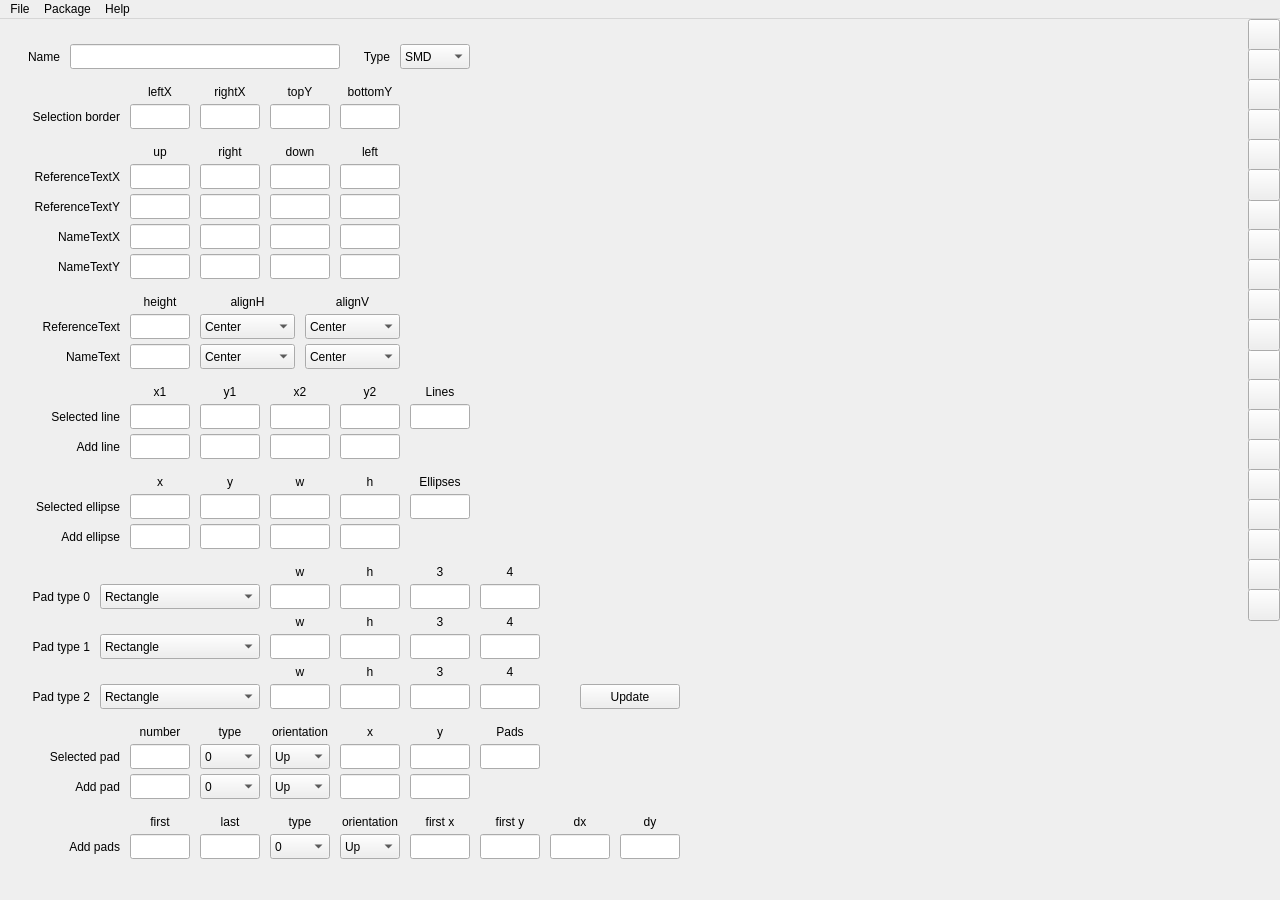
Above: src/pcbeditor/packageeditor.ui from schdesign/board-builder before the change. Below: the same form after it.
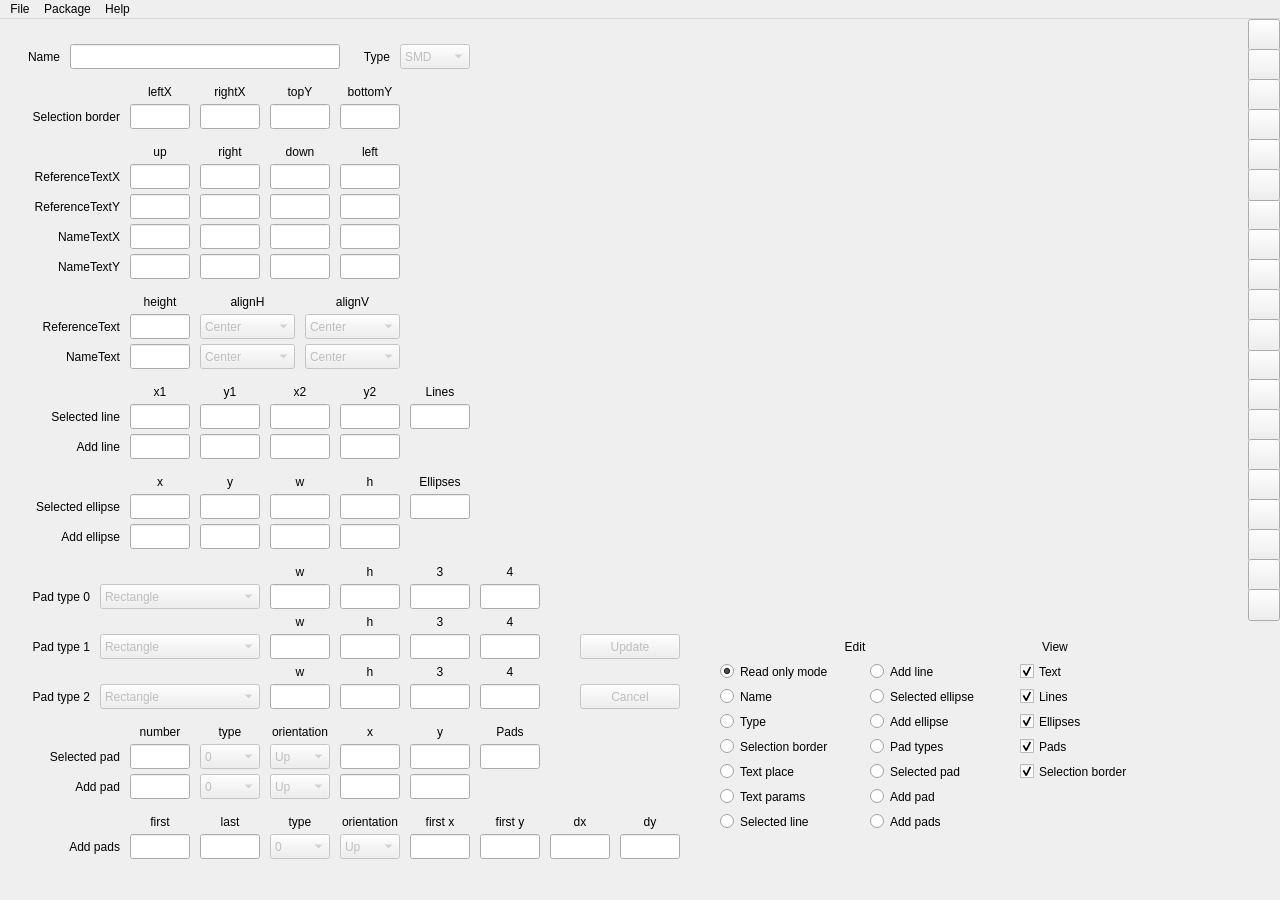
That is the form after the change. Icons and pictures are not drawn.

```diff
--- a/src/pcbeditor/packageeditor.ui
+++ b/src/pcbeditor/packageeditor.ui
@@ -1044,6 +1044,9 @@
     </property>
    </widget>
    <widget class="QComboBox" name="typeComboBox">
+    <property name="enabled">
+     <bool>false</bool>
+    </property>
     <property name="geometry">
      <rect>
       <x>400</x>
@@ -1070,6 +1073,9 @@
     </item>
    </widget>
    <widget class="QComboBox" name="referenceTextAlignHComboBox">
+    <property name="enabled">
+     <bool>false</bool>
+    </property>
     <property name="geometry">
      <rect>
       <x>200</x>
@@ -1171,6 +1177,9 @@
     </property>
    </widget>
    <widget class="QComboBox" name="referenceTextAlignVComboBox">
+    <property name="enabled">
+     <bool>false</bool>
+    </property>
     <property name="geometry">
      <rect>
       <x>305</x>
@@ -1208,6 +1217,9 @@
     </item>
    </widget>
    <widget class="QComboBox" name="nameTextAlignHComboBox">
+    <property name="enabled">
+     <bool>false</bool>
+    </property>
     <property name="geometry">
      <rect>
       <x>200</x>
@@ -1245,6 +1257,9 @@
     </item>
    </widget>
    <widget class="QComboBox" name="nameTextAlignVComboBox">
+    <property name="enabled">
+     <bool>false</bool>
+    </property>
     <property name="geometry">
      <rect>
       <x>305</x>
@@ -1501,6 +1516,9 @@
     </property>
    </widget>
    <widget class="QComboBox" name="padType0ShapeComboBox">
+    <property name="enabled">
+     <bool>false</bool>
+    </property>
     <property name="geometry">
      <rect>
       <x>100</x>
@@ -1538,6 +1556,9 @@
     </item>
    </widget>
    <widget class="QComboBox" name="padType1ShapeComboBox">
+    <property name="enabled">
+     <bool>false</bool>
+    </property>
     <property name="geometry">
      <rect>
       <x>100</x>
@@ -1575,6 +1596,9 @@
     </item>
    </widget>
    <widget class="QComboBox" name="padType2ShapeComboBox">
+    <property name="enabled">
+     <bool>false</bool>
+    </property>
     <property name="geometry">
      <rect>
       <x>100</x>
@@ -1670,10 +1694,13 @@
     </property>
    </widget>
    <widget class="QPushButton" name="updatePushButton">
+    <property name="enabled">
+     <bool>false</bool>
+    </property>
     <property name="geometry">
      <rect>
       <x>580</x>
-      <y>665</y>
+      <y>615</y>
       <width>100</width>
       <height>25</height>
      </rect>
@@ -2117,6 +2144,9 @@
     </property>
    </widget>
    <widget class="QComboBox" name="selectedPadTypeComboBox">
+    <property name="enabled">
+     <bool>false</bool>
+    </property>
     <property name="geometry">
      <rect>
       <x>200</x>
@@ -2154,6 +2184,9 @@
     </item>
    </widget>
    <widget class="QComboBox" name="addPadTypeComboBox">
+    <property name="enabled">
+     <bool>false</bool>
+    </property>
     <property name="geometry">
      <rect>
       <x>200</x>
@@ -2191,6 +2224,9 @@
     </item>
    </widget>
    <widget class="QComboBox" name="addPadsTypeComboBox">
+    <property name="enabled">
+     <bool>false</bool>
+    </property>
     <property name="geometry">
      <rect>
       <x>270</x>
@@ -2228,6 +2264,9 @@
     </item>
    </widget>
    <widget class="QComboBox" name="selectedPadOrientationComboBox">
+    <property name="enabled">
+     <bool>false</bool>
+    </property>
     <property name="geometry">
      <rect>
       <x>270</x>
@@ -2254,6 +2293,9 @@
     </item>
    </widget>
    <widget class="QComboBox" name="addPadOrientationComboBox">
+    <property name="enabled">
+     <bool>false</bool>
+    </property>
     <property name="geometry">
      <rect>
       <x>270</x>
@@ -2280,6 +2322,9 @@
     </item>
    </widget>
    <widget class="QComboBox" name="addPadsOrientationComboBox">
+    <property name="enabled">
+     <bool>false</bool>
+    </property>
     <property name="geometry">
      <rect>
       <x>340</x>
@@ -2914,6 +2959,319 @@
      <set>Qt::AlignCenter</set>
     </property>
    </widget>
+   <widget class="QPushButton" name="cancelPushButton">
+    <property name="enabled">
+     <bool>false</bool>
+    </property>
+    <property name="geometry">
+     <rect>
+      <x>580</x>
+      <y>665</y>
+      <width>100</width>
+      <height>25</height>
+     </rect>
+    </property>
+    <property name="text">
+     <string>Cancel</string>
+    </property>
+   </widget>
+   <widget class="QRadioButton" name="readOnlyModeRadioButton">
+    <property name="geometry">
+     <rect>
+      <x>720</x>
+      <y>640</y>
+      <width>140</width>
+      <height>25</height>
+     </rect>
+    </property>
+    <property name="text">
+     <string>Read only mode</string>
+    </property>
+    <property name="checked">
+     <bool>true</bool>
+    </property>
+   </widget>
+   <widget class="QRadioButton" name="nameRadioButton">
+    <property name="geometry">
+     <rect>
+      <x>720</x>
+      <y>665</y>
+      <width>120</width>
+      <height>25</height>
+     </rect>
+    </property>
+    <property name="text">
+     <string>Name</string>
+    </property>
+   </widget>
+   <widget class="QRadioButton" name="typeRadioButton">
+    <property name="geometry">
+     <rect>
+      <x>720</x>
+      <y>690</y>
+      <width>120</width>
+      <height>25</height>
+     </rect>
+    </property>
+    <property name="text">
+     <string>Type</string>
+    </property>
+   </widget>
+   <widget class="QRadioButton" name="borderRadioButton">
+    <property name="geometry">
+     <rect>
+      <x>720</x>
+      <y>715</y>
+      <width>140</width>
+      <height>25</height>
+     </rect>
+    </property>
+    <property name="text">
+     <string>Selection border</string>
+    </property>
+   </widget>
+   <widget class="QRadioButton" name="textPlaceRadioButton">
+    <property name="geometry">
+     <rect>
+      <x>720</x>
+      <y>740</y>
+      <width>120</width>
+      <height>25</height>
+     </rect>
+    </property>
+    <property name="text">
+     <string>Text place</string>
+    </property>
+   </widget>
+   <widget class="QRadioButton" name="textParamsRadioButton">
+    <property name="geometry">
+     <rect>
+      <x>720</x>
+      <y>765</y>
+      <width>120</width>
+      <height>25</height>
+     </rect>
+    </property>
+    <property name="text">
+     <string>Text params</string>
+    </property>
+   </widget>
+   <widget class="QRadioButton" name="selectedLineRadioButton">
+    <property name="geometry">
+     <rect>
+      <x>720</x>
+      <y>790</y>
+      <width>120</width>
+      <height>25</height>
+     </rect>
+    </property>
+    <property name="text">
+     <string>Selected line</string>
+    </property>
+   </widget>
+   <widget class="QRadioButton" name="addLineRadioButton">
+    <property name="geometry">
+     <rect>
+      <x>870</x>
+      <y>640</y>
+      <width>120</width>
+      <height>25</height>
+     </rect>
+    </property>
+    <property name="text">
+     <string>Add line</string>
+    </property>
+   </widget>
+   <widget class="QRadioButton" name="selectedEllipseRadioButton">
+    <property name="geometry">
+     <rect>
+      <x>870</x>
+      <y>665</y>
+      <width>140</width>
+      <height>25</height>
+     </rect>
+    </property>
+    <property name="text">
+     <string>Selected ellipse</string>
+    </property>
+   </widget>
+   <widget class="QRadioButton" name="addEllipseRadioButton">
+    <property name="geometry">
+     <rect>
+      <x>870</x>
+      <y>690</y>
+      <width>120</width>
+      <height>25</height>
+     </rect>
+    </property>
+    <property name="text">
+     <string>Add ellipse</string>
+    </property>
+   </widget>
+   <widget class="QLabel" name="editLabel">
+    <property name="geometry">
+     <rect>
+      <x>820</x>
+      <y>615</y>
+      <width>70</width>
+      <height>25</height>
+     </rect>
+    </property>
+    <property name="text">
+     <string>Edit</string>
+    </property>
+    <property name="alignment">
+     <set>Qt::AlignCenter</set>
+    </property>
+   </widget>
+   <widget class="QRadioButton" name="padTypesRadioButton">
+    <property name="geometry">
+     <rect>
+      <x>870</x>
+      <y>715</y>
+      <width>120</width>
+      <height>25</height>
+     </rect>
+    </property>
+    <property name="text">
+     <string>Pad types</string>
+    </property>
+   </widget>
+   <widget class="QRadioButton" name="selectedPadRadioButton">
+    <property name="geometry">
+     <rect>
+      <x>870</x>
+      <y>740</y>
+      <width>120</width>
+      <height>25</height>
+     </rect>
+    </property>
+    <property name="text">
+     <string>Selected pad</string>
+    </property>
+   </widget>
+   <widget class="QRadioButton" name="addPadRadioButton">
+    <property name="geometry">
+     <rect>
+      <x>870</x>
+      <y>765</y>
+      <width>120</width>
+      <height>25</height>
+     </rect>
+    </property>
+    <property name="text">
+     <string>Add pad</string>
+    </property>
+   </widget>
+   <widget class="QRadioButton" name="addPadsRadioButton">
+    <property name="geometry">
+     <rect>
+      <x>870</x>
+      <y>790</y>
+      <width>120</width>
+      <height>25</height>
+     </rect>
+    </property>
+    <property name="text">
+     <string>Add pads</string>
+    </property>
+   </widget>
+   <widget class="QCheckBox" name="textCheckBox">
+    <property name="geometry">
+     <rect>
+      <x>1020</x>
+      <y>640</y>
+      <width>80</width>
+      <height>25</height>
+     </rect>
+    </property>
+    <property name="text">
+     <string>Text</string>
+    </property>
+    <property name="checked">
+     <bool>true</bool>
+    </property>
+   </widget>
+   <widget class="QLabel" name="viewLabel">
+    <property name="geometry">
+     <rect>
+      <x>1020</x>
+      <y>615</y>
+      <width>70</width>
+      <height>25</height>
+     </rect>
+    </property>
+    <property name="text">
+     <string>View</string>
+    </property>
+    <property name="alignment">
+     <set>Qt::AlignCenter</set>
+    </property>
+   </widget>
+   <widget class="QCheckBox" name="linesCheckBox">
+    <property name="geometry">
+     <rect>
+      <x>1020</x>
+      <y>665</y>
+      <width>80</width>
+      <height>25</height>
+     </rect>
+    </property>
+    <property name="text">
+     <string>Lines</string>
+    </property>
+    <property name="checked">
+     <bool>true</bool>
+    </property>
+   </widget>
+   <widget class="QCheckBox" name="ellipsesCheckBox">
+    <property name="geometry">
+     <rect>
+      <x>1020</x>
+      <y>690</y>
+      <width>80</width>
+      <height>25</height>
+     </rect>
+    </property>
+    <property name="text">
+     <string>Ellipses</string>
+    </property>
+    <property name="checked">
+     <bool>true</bool>
+    </property>
+   </widget>
+   <widget class="QCheckBox" name="padsCheckBox">
+    <property name="geometry">
+     <rect>
+      <x>1020</x>
+      <y>715</y>
+      <width>80</width>
+      <height>25</height>
+     </rect>
+    </property>
+    <property name="text">
+     <string>Pads</string>
+    </property>
+    <property name="checked">
+     <bool>true</bool>
+    </property>
+   </widget>
+   <widget class="QCheckBox" name="borderCheckBox">
+    <property name="geometry">
+     <rect>
+      <x>1020</x>
+      <y>740</y>
+      <width>140</width>
+      <height>25</height>
+     </rect>
+    </property>
+    <property name="text">
+     <string>Selection border</string>
+    </property>
+    <property name="checked">
+     <bool>true</bool>
+    </property>
+   </widget>
   </widget>
   <widget class="QMenuBar" name="menuBar">
    <property name="geometry">
```
Left out of the diff: 189 changed lines with no effect on the pictures.
